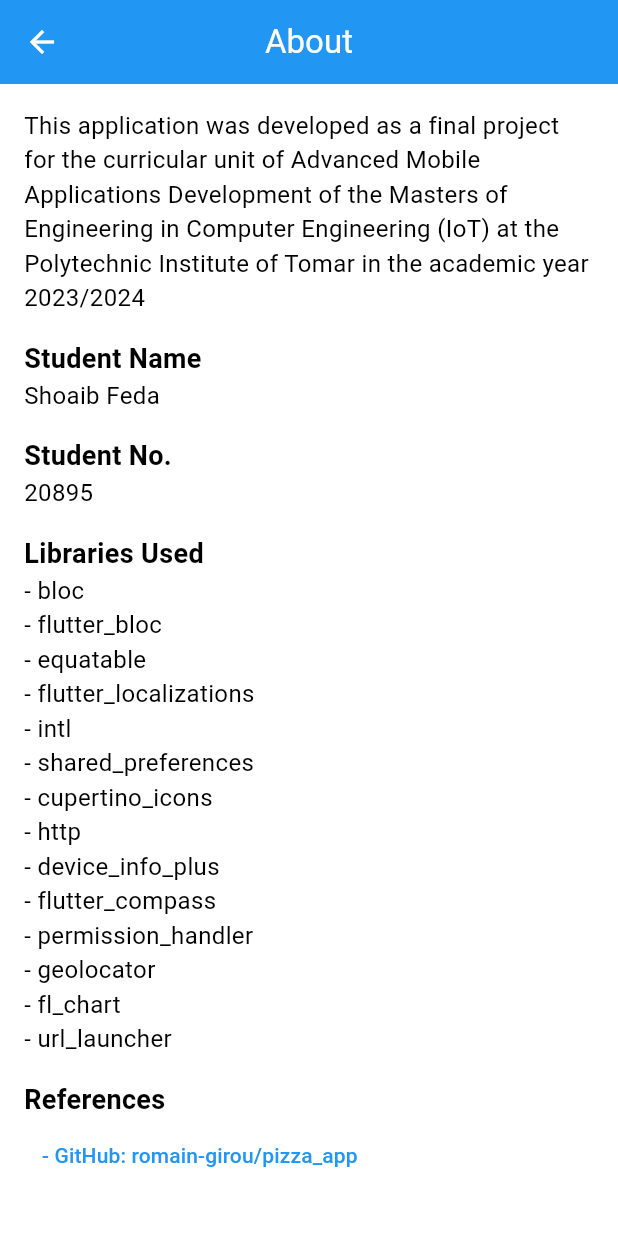
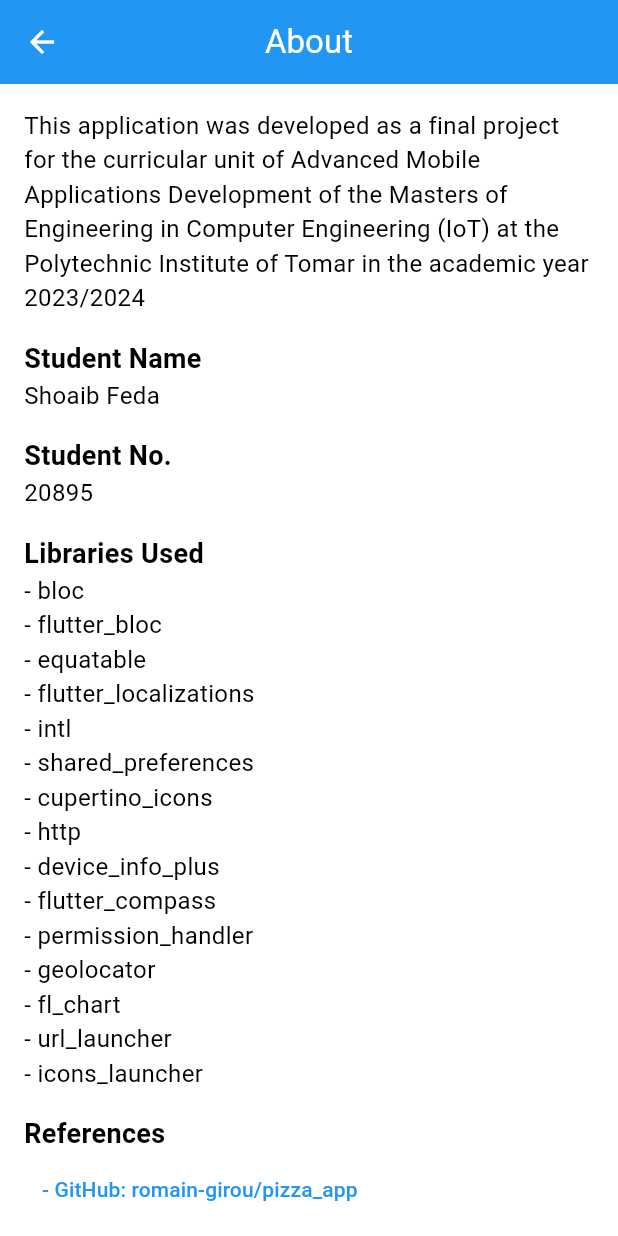
Before and after one commit to curiousyigit/dama-2024, a Flutter app: the screen it shows after launch, after a tap on the "question mark" icon, on a phone screen of 412 x 824 dp. Run offline on Flutter 3.47's test engine with Material 3 defaults, Android fonts, the phone set to English and light mode, and no system bars; our stand-ins replace bloc, device_info_plus, equatable, fl_chart, flutter_bloc, flutter_compass and 3 more; generated files the repository leaves out were written again.

Commit message:
frontend icons and server name

```diff
--- a/frontend/lib/app.dart
+++ b/frontend/lib/app.dart
@@ -68,7 +68,7 @@ class _MyAppState extends State<MyApp> {
     }
 
     return WeightAppService(
-        apiBaseUrl: 'http://3.71.87.226/api', deviceName: deviceName); // prod
+        apiBaseUrl: 'http://dama-2024.fedasoft.com/api', deviceName: deviceName); // prod
   }
 }
 
--- a/frontend/lib/screens/home/views/about_screen.dart
+++ b/frontend/lib/screens/home/views/about_screen.dart
@@ -53,6 +53,7 @@ class AboutScreen extends StatelessWidget {
               const Text('- geolocator', style: TextStyle(fontSize: 16)),
               const Text('- fl_chart', style: TextStyle(fontSize: 16)),
               const Text('- url_launcher', style: TextStyle(fontSize: 16)),
+              const Text('- icons_launcher', style: TextStyle(fontSize: 16)),
               const SizedBox(height: 16),
               Text(AppLocalizations.of(context)!.references,
                   style: const TextStyle(fontWeight: FontWeight.bold, fontSize: 18)),
@@ -65,6 +66,9 @@ class AboutScreen extends StatelessWidget {
               TextButton(onPressed: () {
                 _launchUrl(Uri.parse('https://www.youtube.com/watch?v=GFdKZj6mZys'));
               }, child: const Text('- Youtube: Master HTTP Requests with Flutter BLoC')),
+              TextButton(onPressed: () {
+                _launchUrl(Uri.parse('https://pixabay.com'));
+              }, child: const Text('- Pixabay Images')),
             ],
           ),
         ),
```
Also changed, not shown: frontend/pubspec.yaml (+7 -0 lines), frontend/assets/images/icon.png (added), frontend/pubspec.lock, 7 other files.
